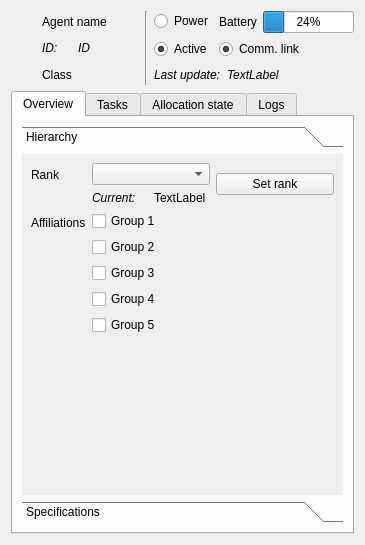
vguillet/gcs_mission_interface, file gcs_mission_interface/resources/uis/robot_overview.ui: the form before one commit.
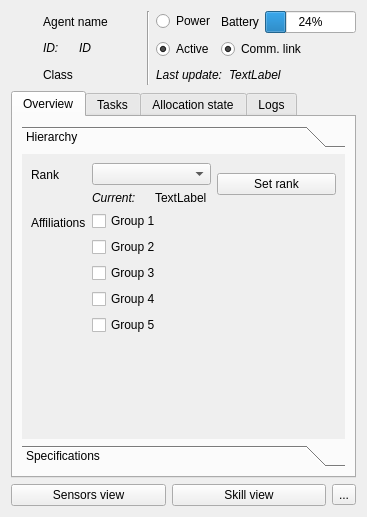
The form after the commit. The open tabs and pages were chosen to show the change.

What changed in the file:
```diff
--- a/gcs_mission_interface/resources/uis/robot_overview.ui
+++ b/gcs_mission_interface/resources/uis/robot_overview.ui
@@ -6,8 +6,8 @@
    <rect>
     <x>0</x>
     <y>0</y>
-    <width>365</width>
-    <height>545</height>
+    <width>367</width>
+    <height>517</height>
    </rect>
   </property>
   <property name="windowTitle">
@@ -212,8 +212,8 @@
            <rect>
             <x>0</x>
             <y>0</y>
-            <width>320</width>
-            <height>219</height>
+            <width>326</width>
+            <height>224</height>
            </rect>
           </property>
           <attribute name="label">
@@ -743,6 +743,31 @@
      </widget>
     </widget>
    </item>
+   <item>
+    <layout class="QHBoxLayout" name="horizontalLayout_14">
+     <item>
+      <widget class="QPushButton" name="pushButton_2">
+       <property name="text">
+        <string>Sensors view</string>
+       </property>
+      </widget>
+     </item>
+     <item>
+      <widget class="QPushButton" name="pushButton_3">
+       <property name="text">
+        <string>Skill view</string>
+       </property>
+      </widget>
+     </item>
+     <item>
+      <widget class="QToolButton" name="toolButton">
+       <property name="text">
+        <string>...</string>
+       </property>
+      </widget>
+     </item>
+    </layout>
+   </item>
   </layout>
  </widget>
  <resources/>
```
Left out of the diff: 8 changed lines with no effect on the pictures.
